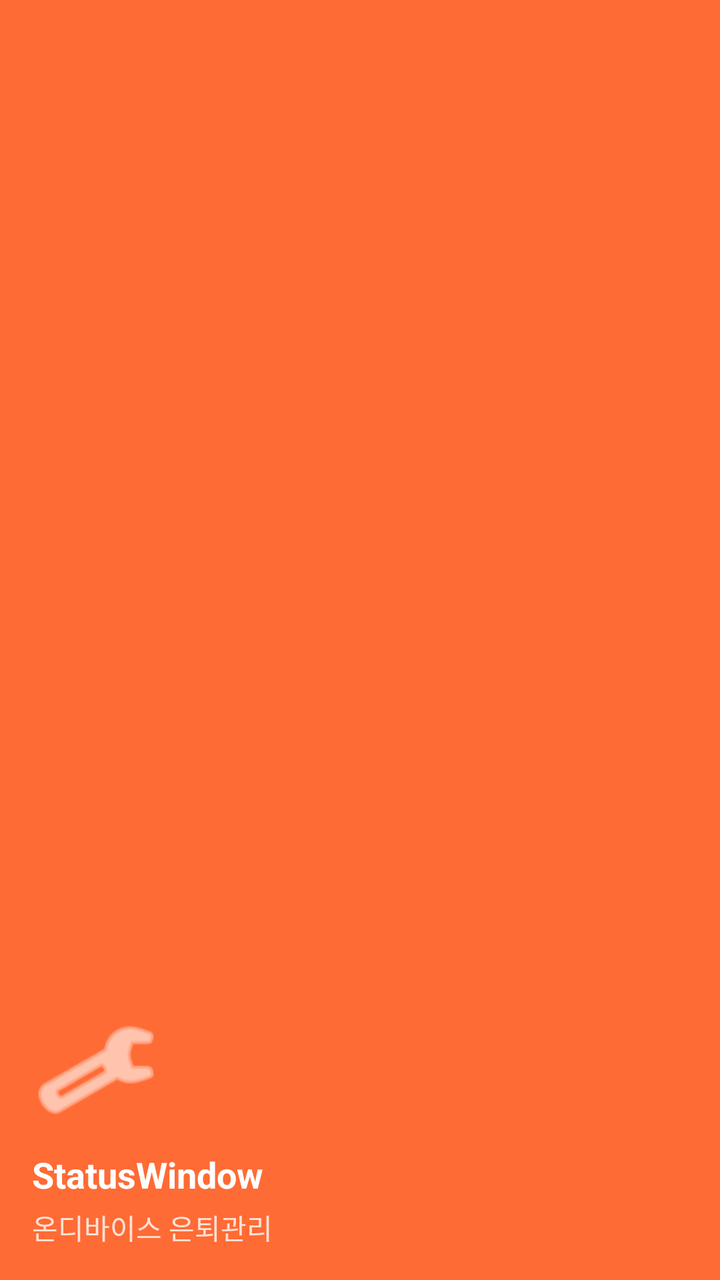
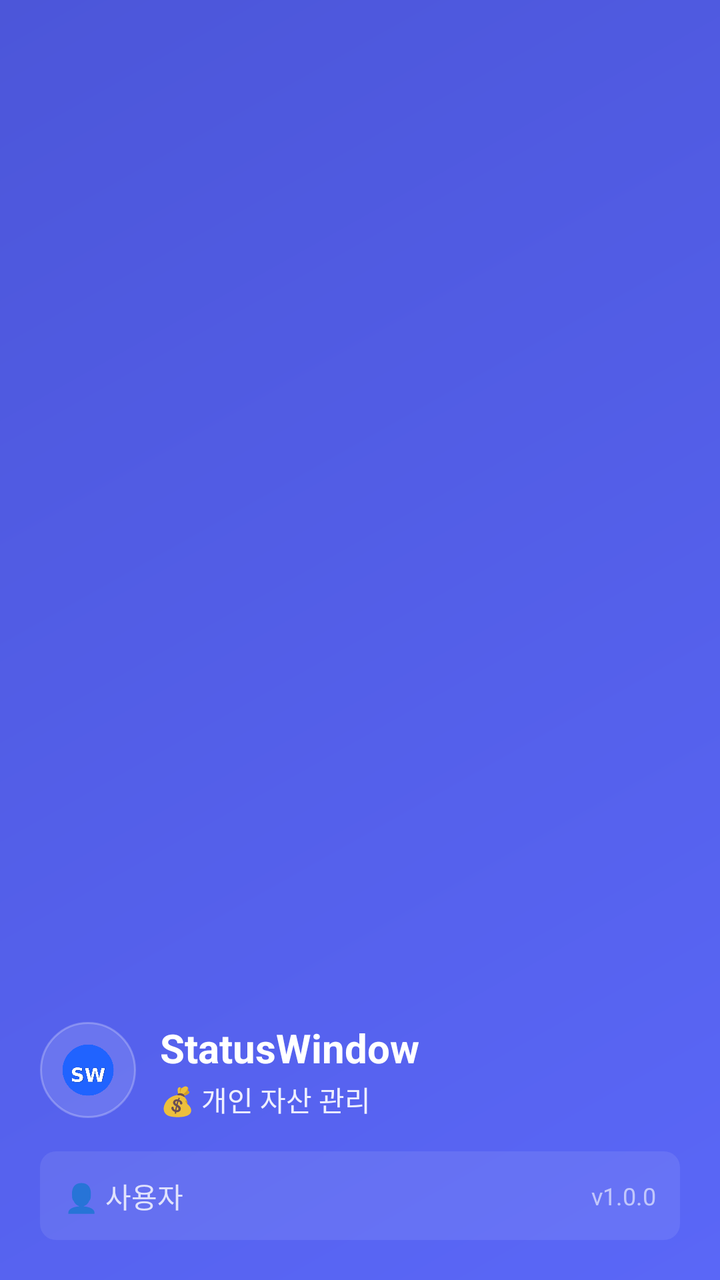

Screens rendered from an Android XML layout before and after an edit, with the pre-edit source and the edit as a unified diff.
<!-- AndroidManifest.xml: application theme Theme.StatusWindow -->
<!-- res/layout/nav_header.xml -->
<?xml version="1.0" encoding="utf-8"?>
<LinearLayout xmlns:android="http://schemas.android.com/apk/res/android"
    android:layout_width="match_parent"
    android:layout_height="180dp"
    android:orientation="vertical"
    android:background="@color/primary_color"
    android:padding="16dp"
    android:gravity="bottom">

    <ImageView
        android:layout_width="64dp"
        android:layout_height="64dp"
        android:src="@android:drawable/ic_menu_manage"
        android:layout_marginBottom="8dp"
        android:tint="@android:color/white" />

    <TextView
        android:layout_width="wrap_content"
        android:layout_height="wrap_content"
        android:text="StatusWindow"
        android:textSize="18sp"
        android:textStyle="bold"
        android:textColor="@android:color/white"
        android:layout_marginBottom="4dp" />

    <TextView
        android:layout_width="wrap_content"
        android:layout_height="wrap_content"
        android:text="온디바이스 은퇴관리"
        android:textSize="14sp"
        android:textColor="@android:color/white"
        android:alpha="0.8" />

</LinearLayout>
<!-- resources referenced by this layout -->
<resources>
  <color name="primary_color">#FF6B35</color>
  <style name="Theme.StatusWindow" parent="Theme.Material3.DayNight.NoActionBar">
          
          
      </style>
</resources>

<!-- the commit's change to res/layout/nav_header.xml (unified diff, before → after) -->
@@ -1,34 +1,82 @@
 <?xml version="1.0" encoding="utf-8"?>
 <LinearLayout xmlns:android="http://schemas.android.com/apk/res/android"
+    xmlns:app="http://schemas.android.com/apk/res-auto"
     android:layout_width="match_parent"
-    android:layout_height="180dp"
+    android:layout_height="200dp"
     android:orientation="vertical"
-    android:background="@color/primary_color"
-    android:padding="16dp"
+    android:background="@drawable/nav_header_background"
+    android:padding="20dp"
     android:gravity="bottom">
 
-    <ImageView
-        android:layout_width="64dp"
-        android:layout_height="64dp"
-        android:src="@android:drawable/ic_menu_manage"
-        android:layout_marginBottom="8dp"
-        android:tint="@android:color/white" />
+    
+    <LinearLayout
+        android:layout_width="match_parent"
+        android:layout_height="wrap_content"
+        android:orientation="horizontal"
+        android:gravity="center_vertical"
+        android:layout_marginBottom="16dp">
 
-    <TextView
-        android:layout_width="wrap_content"
+        <ImageView
+            android:layout_width="48dp"
+            android:layout_height="48dp"
+            android:src="@drawable/ic_launcher_foreground"
+            android:layout_marginEnd="12dp"
+            android:background="@drawable/nav_icon_background"
+            android:padding="8dp" />
+
+        <LinearLayout
+            android:layout_width="0dp"
+            android:layout_height="wrap_content"
+            android:layout_weight="1"
+            android:orientation="vertical">
+
+            <TextView
+                android:layout_width="wrap_content"
+                android:layout_height="wrap_content"
+                android:text="StatusWindow"
+                android:textSize="20sp"
+                android:textStyle="bold"
+                android:textColor="@android:color/white"
+                android:layout_marginBottom="2dp" />
+
+            <TextView
+                android:layout_width="wrap_content"
+                android:layout_height="wrap_content"
+                android:text="💰 개인 자산 관리"
+                android:textSize="14sp"
+                android:textColor="@android:color/white"
+                android:alpha="0.9" />
+
+        </LinearLayout>
+
+    </LinearLayout>
+
+    
+    <LinearLayout
+        android:layout_width="match_parent"
         android:layout_height="wrap_content"
-        android:text="StatusWindow"
-        android:textSize="18sp"
-        android:textStyle="bold"
-        android:textColor="@android:color/white"
-        android:layout_marginBottom="4dp" />
+        android:orientation="horizontal"
+        android:gravity="center_vertical"
+        android:background="@drawable/nav_user_background"
+        android:padding="12dp">
 
-    <TextView
-        android:layout_width="wrap_content"
-        android:layout_height="wrap_content"
-        android:text="온디바이스 은퇴관리"
-        android:textSize="14sp"
-        android:textColor="@android:color/white"
-        android:alpha="0.8" />
+        <TextView
+            android:layout_width="0dp"
+            android:layout_height="wrap_content"
+            android:layout_weight="1"
+            android:text="👤 사용자"
+            android:textSize="14sp"
+            android:textColor="@android:color/white"
+            android:alpha="0.8" />
+
+        <TextView
+            android:layout_width="wrap_content"
+            android:layout_height="wrap_content"
+            android:text="v1.0.0"
+            android:textSize="12sp"
+            android:textColor="@android:color/white"
+            android:alpha="0.6" />
+
+    </LinearLayout>
 
 </LinearLayout>
<!-- resource entries referenced after the edit -->
@@ -1,9 +1,56 @@
 <!-- resources referenced by this layout -->
 <resources>
-  <color name="primary_color">#FF6B35</color>
+  <!-- drawable ic_launcher_foreground: png bitmap (drawable, 28866 bytes) -->
+  <!-- drawable nav_header_background (drawable) -->
+  <?xml version="1.0" encoding="utf-8"?>
+  <shape xmlns:android="http://schemas.android.com/apk/res/android"
+      android:shape="rectangle">
+      
+      
+      <gradient
+          android:startColor="@color/primary"
+          android:endColor="@color/primary_dark"
+          android:angle="135" />
+      
+      
+      <corners
+          android:bottomLeftRadius="0dp"
+          android:bottomRightRadius="0dp"
+          android:topLeftRadius="0dp"
+          android:topRightRadius="0dp" />
+      
+  </shape>
+  <!-- drawable nav_icon_background (drawable) -->
+  <?xml version="1.0" encoding="utf-8"?>
+  <shape xmlns:android="http://schemas.android.com/apk/res/android"
+      android:shape="oval">
+      
+      
+      <solid android:color="#20FFFFFF" />
+      
+      
+      <stroke
+          android:width="1dp"
+          android:color="#40FFFFFF" />
+      
+  </shape>
+  <!-- drawable nav_user_background (drawable) -->
+  <?xml version="1.0" encoding="utf-8"?>
+  <shape xmlns:android="http://schemas.android.com/apk/res/android"
+      android:shape="rectangle">
+      
+      
+      <solid android:color="#15FFFFFF" />
+      
+      
+      <corners android:radius="8dp" />
+      
+  </shape>
   <style name="Theme.StatusWindow" parent="Theme.Material3.DayNight.NoActionBar">
           
           
       </style>
+  <color name="primary">#5A67F7</color>
+  <color name="primary_dark">#4C56D9</color>
 </resources>
 
